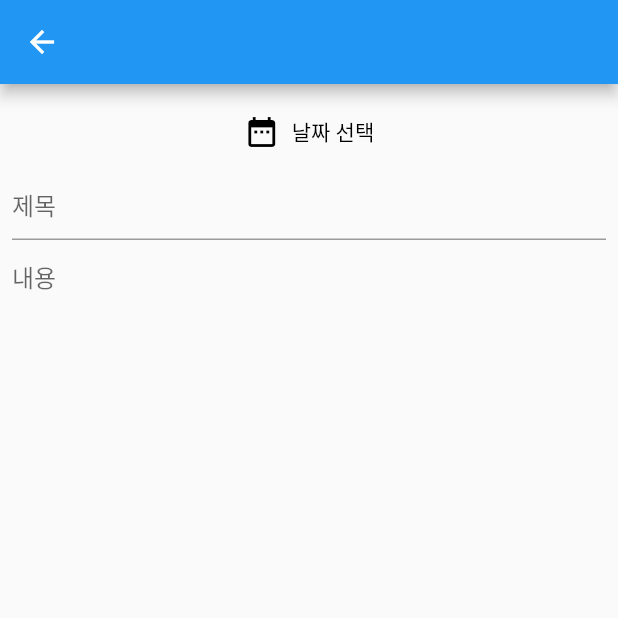
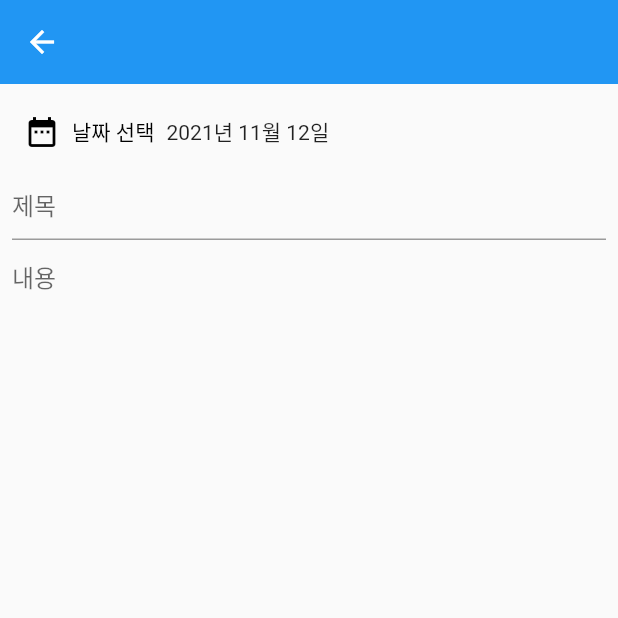
Before and after one commit to jeonlego012/memoapp, a Flutter app: the DiaryList screen opened directly, after a tap on the "add" icon, on a phone screen of 412 x 824 dp, the top half of it. Run offline on Flutter 3.47's test engine with Material 2 defaults, Android fonts, the phone set to English and light mode, and no system bars; our stand-ins replace cloud_firestore, firebase_core; accounts and stored records are empty.

Commit message:
diary date edit problem

```diff
--- /dev/null
+++ b/lib/components/search_box.dart
@@ -0,0 +1,22 @@
+import 'package:flutter/material.dart';
+
+Container searchBox(TextEditingController searchController) {
+  return Container(
+    height: 40.0,
+    margin: const EdgeInsets.all(10.0),
+    decoration: BoxDecoration(
+      borderRadius: const BorderRadius.all(
+        Radius.circular(20.0),
+      ),
+      color: Colors.grey.withOpacity(0.4),
+    ),
+    child: TextField(
+      controller: searchController,
+      decoration: const InputDecoration(
+        border: InputBorder.none,
+        prefixIcon: Icon(Icons.search),
+        hintText: "검색",
+      ),
+    ),
+  );
+}
--- a/lib/screens/2todo/todo_list.dart
+++ b/lib/screens/2todo/todo_list.dart
@@ -55,6 +55,7 @@ class _TodoListState extends State<TodoList> {
     return Scaffold(
       body: todoBody,
       floatingActionButton: FloatingActionButton(
+        heroTag: const Text('todo'),
         onPressed: () {
           DateTime todayDateTime = DateTime.now();
           Timestamp todayTimestamp = Timestamp.fromDate(DateTime.utc(
--- a/lib/screens/3diary/diary_add.dart
+++ b/lib/screens/3diary/diary_add.dart
@@ -14,7 +14,7 @@ class _DiaryAddScreenState extends State<DiaryAddScreen> {
   final _formKey = GlobalKey<FormState>(debugLabel: '_DiaryAddScreenState');
   final _titleController = TextEditingController();
   final _contentController = TextEditingController();
-  DateTime? diaryDate;
+  DateTime diaryDate = DateTime.now();
 
   @override
   Widget build(BuildContext context) {
@@ -24,6 +24,8 @@ class _DiaryAddScreenState extends State<DiaryAddScreen> {
         key: _formKey,
         child: Column(
           crossAxisAlignment: CrossAxisAlignment.center,
+          children: [
+            Row(
               children: [
                 TextButton.icon(
                   style: TextButton.styleFrom(primary: Colors.black),
@@ -38,10 +40,13 @@ class _DiaryAddScreenState extends State<DiaryAddScreen> {
                     );
                     selectedDate.then((dateTime) {
                       setState(() {
-                    diaryDate = dateTime;
+                        diaryDate = dateTime!;
                       });
-                });
+                    }).onError((error, stack) {});
                   },
+                ),
+                Text(DateFormat('yyyy년 MM월 dd일').format(diaryDate)),
+              ],
             ),
             TextFormField(
               controller: _titleController,
@@ -71,13 +76,14 @@ class _DiaryAddScreenState extends State<DiaryAddScreen> {
                 Diary(
                   title: _titleController.text,
                   content: _contentController.text,
-                  date: Timestamp.fromDate(diaryDate!),
+                  date: Timestamp.fromDate(diaryDate),
                 ),
               );
             }
             Navigator.pop(context);
           },
         ),
+        elevation: 0.0,
       ),
       body: bodySection,
     );
--- a/lib/screens/3diary/diary_list.dart
+++ b/lib/screens/3diary/diary_list.dart
@@ -4,6 +4,7 @@ import 'package:cloud_firestore/cloud_firestore.dart';
 
 import 'package:memoapp/model/diary.dart';
 import 'package:memoapp/model/diary_transaction.dart';
+import 'package:memoapp/components/search_box.dart';
 import 'diary_add.dart';
 import 'diary_child.dart';
 
@@ -17,9 +18,20 @@ class DiaryList extends StatefulWidget {
 class _DiaryListState extends State<DiaryList> {
   StreamSubscription<QuerySnapshot>? _currentSubscription;
   List<Diary> _diarys = <Diary>[];
+  final TextEditingController _searchController = TextEditingController();
+  String _searchText = "";
 
   _DiaryListState() {
     _currentSubscription = loadAllDiarys().listen(_updateDiarys);
+    _searchController.addListener(() {
+      setState(() {
+        if (_searchController.text.isEmpty) {
+          _searchText = "";
+        } else {
+          _searchText = _searchController.text;
+        }
+      });
+    });
   }
 
   @override
@@ -36,17 +48,21 @@ class _DiaryListState extends State<DiaryList> {
 
   @override
   Widget build(BuildContext context) {
-    Widget diaryBody = Column(children: [
+    Widget diaryBody = Column(
+      children: [
+        searchBox(_searchController),
         Expanded(
           child: ListView(
             padding: const EdgeInsets.symmetric(vertical: 8.0),
             children: _buildDiaryList(),
           ),
         ),
-    ]);
+      ],
+    );
     return Scaffold(
       body: diaryBody,
       floatingActionButton: FloatingActionButton(
+        heroTag: const Text('diary'),
         onPressed: () {
           Navigator.push(
             context,
@@ -60,6 +76,20 @@ class _DiaryListState extends State<DiaryList> {
   }
 
   List<ChildDiary> _buildDiaryList() {
+    if (_searchText.isEmpty) {
       return _diarys.map((diary) => ChildDiary(diary)).toList();
+    } else {
+      List<Diary> _searchDiary = [];
+      String _title, _content;
+      for (int i = 0; i < _diarys.length; i++) {
+        _title = _diarys.elementAt(i).title;
+        _content = _diarys.elementAt(i).content;
+        if (_title.toLowerCase().contains(_searchText.toLowerCase()) ||
+            _content.toLowerCase().contains(_searchText.toLowerCase())) {
+          _searchDiary.add(_diarys.elementAt(i));
         }
       }
+      return _searchDiary.map((diary) => ChildDiary(diary)).toList();
+    }
+  }
+}
```
Also changed, not shown: lib/model/diary_transaction.dart (+25 -0 lines), lib/screens/1note/note_edit.dart (+13 -18 lines), lib/screens/1note/note_list.dart (+3 -22 lines), lib/screens/2todo/todo_child.dart (+9 -6 lines), lib/screens/3diary/diary_child.dart (+8 -0 lines), lib/screens/3diary/diary_edit.dart (added, +112 -0 lines). Lines whose indentation alone changed are shown as unchanged.
